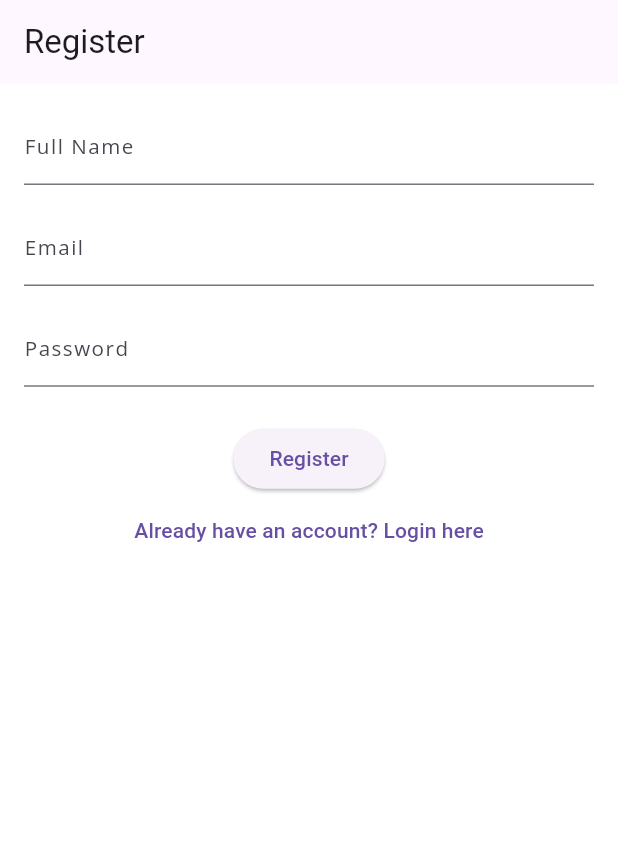
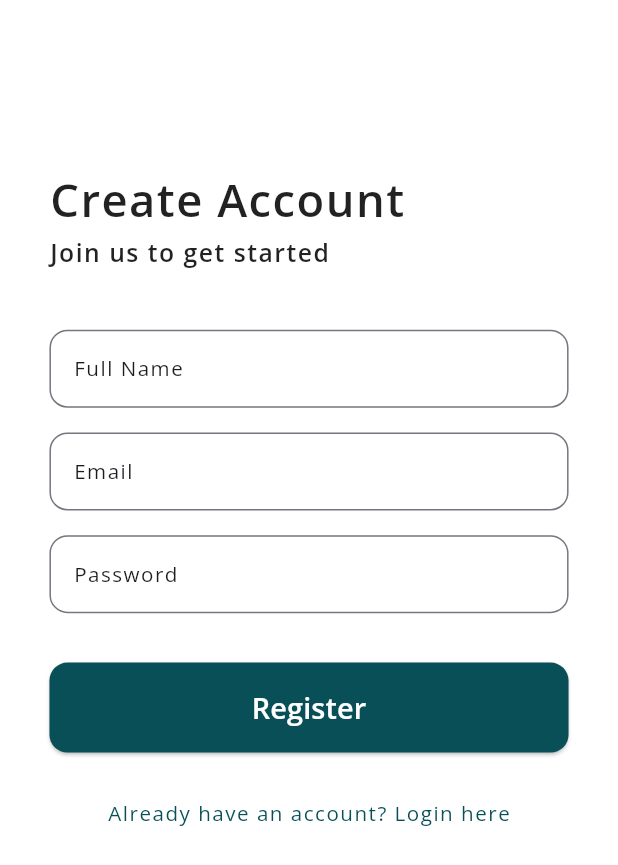
Before and after one commit to meruyert4/recipe_app, a Flutter app: the screen it shows after launch, after a tap on "Login", after a tap on "Don't have an account? Register here", on a phone screen of 412 x 824 dp. Shown: the top 865 px of the screen. Run offline on Flutter 3.47's test engine with Material 3 defaults, Android fonts, the phone set to English and light mode, and no system bars; our stand-ins replace cached_network_image, csv, firebase_auth, firebase_core, firebase_database, google_fonts and 3 more; accounts and stored records are empty; network calls fail.

Commit message:
add design

```diff
--- a/lib/screens/auth/login_screen.dart
+++ b/lib/screens/auth/login_screen.dart
@@ -2,6 +2,9 @@ import 'package:flutter/material.dart';
 import 'package:firebase_auth/firebase_auth.dart';
 import 'package:recipe_app/screens/auth/register_screen.dart';
 import 'package:recipe_app/screens/home_screen.dart';
+import 'package:recipe_app/custom_theme.dart';
+import 'package:google_fonts/google_fonts.dart';
+import 'package:sizer/sizer.dart';
 
 class LoginScreen extends StatefulWidget {
   const LoginScreen({Key? key}) : super(key: key);
@@ -45,40 +48,101 @@ class _LoginScreenState extends State<LoginScreen> {
   @override
   Widget build(BuildContext context) {
     return Scaffold(
-      appBar: AppBar(title: const Text("Login")),
-      body: Padding(
-        padding: const EdgeInsets.all(16),
+      body: SingleChildScrollView(
+        child: Padding(
+          padding: EdgeInsets.all(4.h), // Using h for responsive padding
           child: Column(
+            crossAxisAlignment: CrossAxisAlignment.start,
             children: [
+              SizedBox(height: 10.h),
+              Text(
+                'Welcome Back',
+                style: Theme.of(context).textTheme.displayLarge,
+              ),
+              SizedBox(height: 1.h),
+              Text(
+                'Login to continue',
+                style: Theme.of(context).textTheme.headlineMedium,
+              ),
+              SizedBox(height: 5.h),
               if (error != null)
-              Text(error!, style: const TextStyle(color: Colors.red)),
+                Padding(
+                  padding: EdgeInsets.only(bottom: 2.h),
+                  child: Text(
+                    error!,
+                    style: GoogleFonts.openSans(
+                      color: Colors.red,
+                      fontSize: 12.sp, // Proper sp usage
+                    ),
+                  ),
+                ),
               TextField(
                 controller: emailController,
-              decoration: const InputDecoration(labelText: "Email"),
+                decoration: InputDecoration(
+                  labelText: "Email",
+                  labelStyle: Theme.of(context).textTheme.bodyMedium,
+                  border: OutlineInputBorder(
+                    borderRadius: BorderRadius.circular(12),
                   ),
-            const SizedBox(height: 16),
+                ),
+                style: Theme.of(context).textTheme.bodyMedium,
+              ),
+              SizedBox(height: 2.h),
               TextField(
                 controller: passwordController,
                 obscureText: true,
-              decoration: const InputDecoration(labelText: "Password"),
+                decoration: InputDecoration(
+                  labelText: "Password",
+                  labelStyle: Theme.of(context).textTheme.bodyMedium,
+                  border: OutlineInputBorder(
+                    borderRadius: BorderRadius.circular(12),
                   ),
-            const SizedBox(height: 24),
-            isLoading
-                ? const CircularProgressIndicator()
-                : ElevatedButton(
+                ),
+                style: Theme.of(context).textTheme.bodyMedium,
+              ),
+              SizedBox(height: 4.h),
+              SizedBox(
+                width: double.infinity,
+                child: ElevatedButton(
                   onPressed: login,
-                    child: const Text("Login"),
+                  style: ElevatedButton.styleFrom(
+                    backgroundColor: Theme.of(context).primaryColor,
+                    padding: EdgeInsets.symmetric(vertical: 2.h),
+                    shape: RoundedRectangleBorder(
+                      borderRadius: BorderRadius.circular(12),
                     ),
-            TextButton(
+                  ),
+                  child: isLoading
+                      ? CircularProgressIndicator(color: Colors.white)
+                      : Text(
+                          "Login",
+                          style: GoogleFonts.openSans(
+                            fontSize: 14.sp, // Proper sp usage
+                            fontWeight: FontWeight.w600,
+                            color: Colors.white,
+                          ),
+                        ),
+                ),
+              ),
+              SizedBox(height: 2.h),
+              Center(
+                child: TextButton(
                   onPressed: () {
                     Navigator.pushReplacement(
                       context,
                       MaterialPageRoute(builder: (_) => const RegisterScreen()),
                     );
                   },
-              child: const Text("Don't have an account? Register here"),
+                  child: Text(
+                    "Don't have an account? Register here",
+                    style: Theme.of(context).textTheme.bodyMedium?.copyWith(
+                          color: Theme.of(context).primaryColor,
+                        ),
+                  ),
+                ),
               ),
             ],
+          ),
         ),
       ),
     );
--- a/lib/screens/auth/register_screen.dart
+++ b/lib/screens/auth/register_screen.dart
@@ -3,6 +3,9 @@ import 'package:flutter/material.dart';
 import 'package:firebase_auth/firebase_auth.dart';
 import 'package:recipe_app/models/user_model.dart';
 import 'package:recipe_app/screens/auth/login_screen.dart';
+import 'package:recipe_app/custom_theme.dart';
+import 'package:google_fonts/google_fonts.dart';
+import 'package:sizer/sizer.dart';
 
 class RegisterScreen extends StatefulWidget {
   const RegisterScreen({Key? key}) : super(key: key);
@@ -37,14 +40,12 @@ class _RegisterScreenState extends State<RegisterScreen> {
         final name = nameController.text.trim();
         await user.updateDisplayName(name);
 
-      // Create user model
         final newUser = UserModel(
           uid: user.uid,
           email: user.email!,
           name: name,
         );
 
-      // Save user data to Realtime Database
         final userRef =
             FirebaseDatabase.instance.ref().child('users/${user.uid}');
         await userRef.set(newUser.toJson());
@@ -68,45 +69,113 @@ class _RegisterScreenState extends State<RegisterScreen> {
   @override
   Widget build(BuildContext context) {
     return Scaffold(
-      appBar: AppBar(title: const Text("Register")),
-      body: Padding(
-        padding: const EdgeInsets.all(16),
+      body: SingleChildScrollView(
+        child: Padding(
+          padding: EdgeInsets.all(4.h), // Using h for responsive padding
           child: Column(
+            crossAxisAlignment: CrossAxisAlignment.start,
             children: [
+              SizedBox(height: 10.h),
+              Text(
+                'Create Account',
+                style: Theme.of(context).textTheme.displayLarge,
+              ),
+              SizedBox(height: 1.h),
+              Text(
+                'Join us to get started',
+                style: Theme.of(context).textTheme.headlineMedium,
+              ),
+              SizedBox(height: 5.h),
               if (error != null)
-              Text(error!, style: const TextStyle(color: Colors.red)),
+                Padding(
+                  padding: EdgeInsets.only(bottom: 2.h),
+                  child: Text(
+                    error!,
+                    style: GoogleFonts.openSans(
+                      color: Colors.red,
+                      fontSize: 12.sp, // Proper sp usage
+                    ),
+                  ),
+                ),
               TextField(
                 controller: nameController,
-              decoration: const InputDecoration(labelText: "Full Name"),
+                decoration: InputDecoration(
+                  labelText: "Full Name",
+                  labelStyle: Theme.of(context).textTheme.bodyMedium,
+                  border: OutlineInputBorder(
+                    borderRadius: BorderRadius.circular(12),
                   ),
-            const SizedBox(height: 16),
+                ),
+                style: Theme.of(context).textTheme.bodyMedium,
+              ),
+              SizedBox(height: 2.h),
               TextField(
                 controller: emailController,
-              decoration: const InputDecoration(labelText: "Email"),
+                decoration: InputDecoration(
+                  labelText: "Email",
+                  labelStyle: Theme.of(context).textTheme.bodyMedium,
+                  border: OutlineInputBorder(
+                    borderRadius: BorderRadius.circular(12),
                   ),
-            const SizedBox(height: 16),
+                ),
+                style: Theme.of(context).textTheme.bodyMedium,
+              ),
+              SizedBox(height: 2.h),
               TextField(
                 controller: passwordController,
                 obscureText: true,
-              decoration: const InputDecoration(labelText: "Password"),
+                decoration: InputDecoration(
+                  labelText: "Password",
+                  labelStyle: Theme.of(context).textTheme.bodyMedium,
+                  border: OutlineInputBorder(
+                    borderRadius: BorderRadius.circular(12),
                   ),
-            const SizedBox(height: 24),
-            isLoading
-                ? const CircularProgressIndicator()
-                : ElevatedButton(
+                ),
+                style: Theme.of(context).textTheme.bodyMedium,
+              ),
+              SizedBox(height: 4.h),
+              SizedBox(
+                width: double.infinity,
+                child: ElevatedButton(
                   onPressed: register,
-                    child: const Text("Register"),
+                  style: ElevatedButton.styleFrom(
+                    backgroundColor: Theme.of(context).primaryColor,
+                    padding: EdgeInsets.symmetric(vertical: 2.h),
+                    shape: RoundedRectangleBorder(
+                      borderRadius: BorderRadius.circular(12),
                     ),
-            TextButton(
+                  ),
+                  child: isLoading
+                      ? CircularProgressIndicator(color: Colors.white)
+                      : Text(
+                          "Register",
+                          style: GoogleFonts.openSans(
+                            fontSize: 14.sp, // Proper sp usage
+                            fontWeight: FontWeight.w600,
+                            color: Colors.white,
+                          ),
+                        ),
+                ),
+              ),
+              SizedBox(height: 2.h),
+              Center(
+                child: TextButton(
                   onPressed: () {
                     Navigator.pushReplacement(
                       context,
                       MaterialPageRoute(builder: (_) => const LoginScreen()),
                     );
                   },
-              child: const Text("Already have an account? Login here"),
+                  child: Text(
+                    "Already have an account? Login here",
+                    style: Theme.of(context).textTheme.bodyMedium?.copyWith(
+                          color: Theme.of(context).primaryColor,
+                        ),
+                  ),
+                ),
               ),
             ],
+          ),
         ),
       ),
     );
```
Also changed, not shown: 5 other files. Lines whose indentation alone changed are shown as unchanged.
